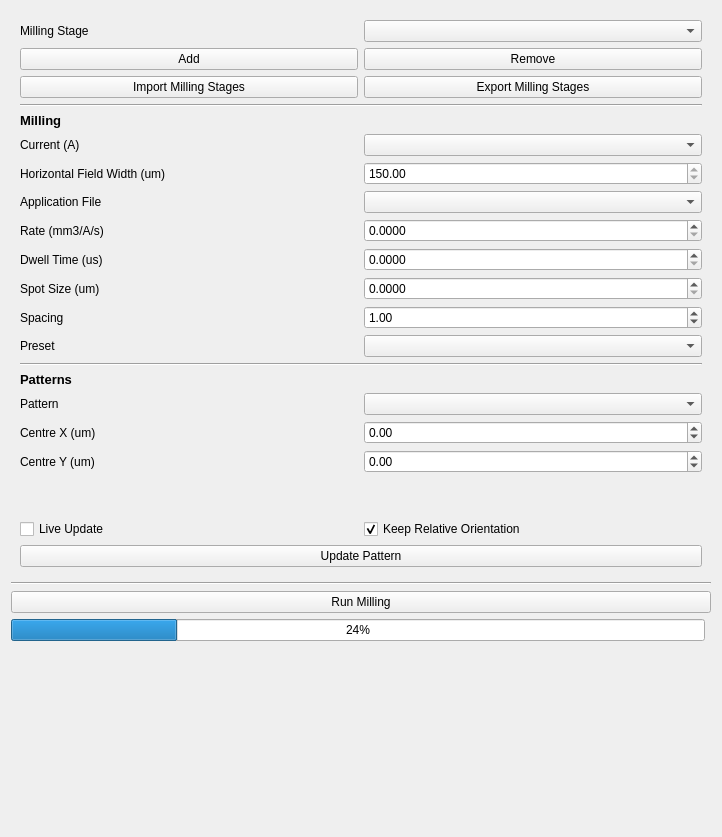
Qt form fibsem/ui/qtdesigner_files/FibsemMillingWidget.ui (DeMarcoLab/fibsem) before a commit.
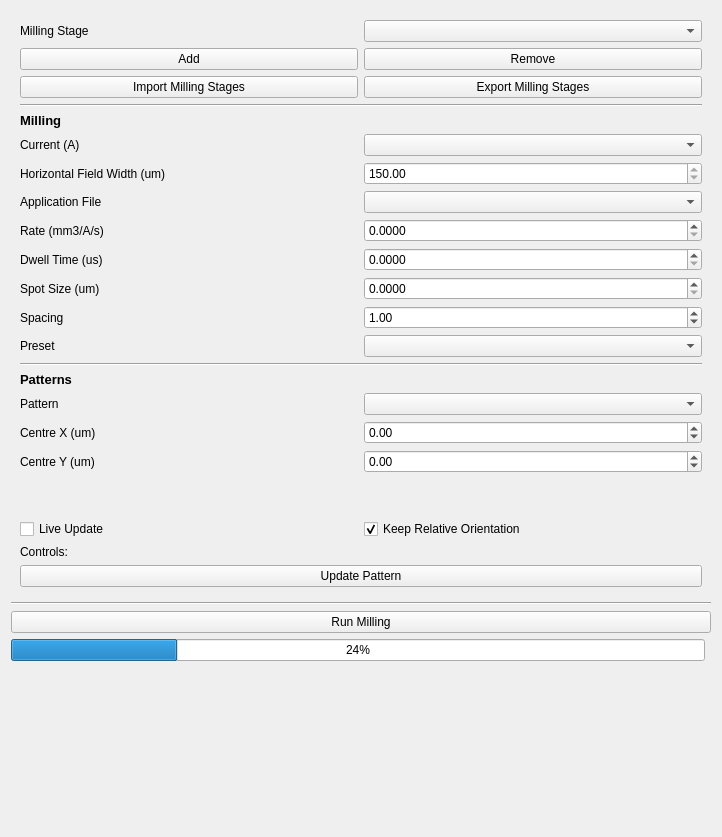
The same form after that commit.

Commit message: add milling instructions

```diff
--- a/fibsem/ui/qtdesigner_files/FibsemMillingWidget.ui
+++ b/fibsem/ui/qtdesigner_files/FibsemMillingWidget.ui
@@ -348,6 +348,13 @@
         </property>
        </widget>
       </item>
+      <item row="27" column="0" colspan="2">
+       <widget class="QLabel" name="label_milling_instructions">
+        <property name="text">
+         <string>Controls:</string>
+        </property>
+       </widget>
+      </item>
      </layout>
     </widget>
    </item>
```
The commit also changes 2 other files.
